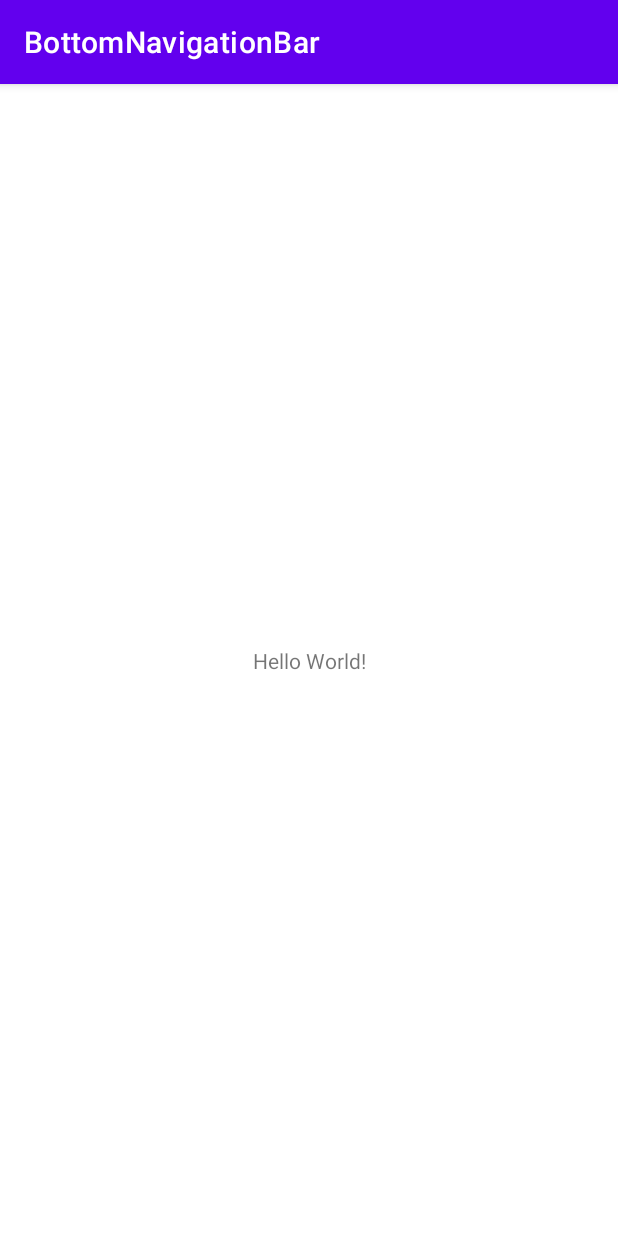
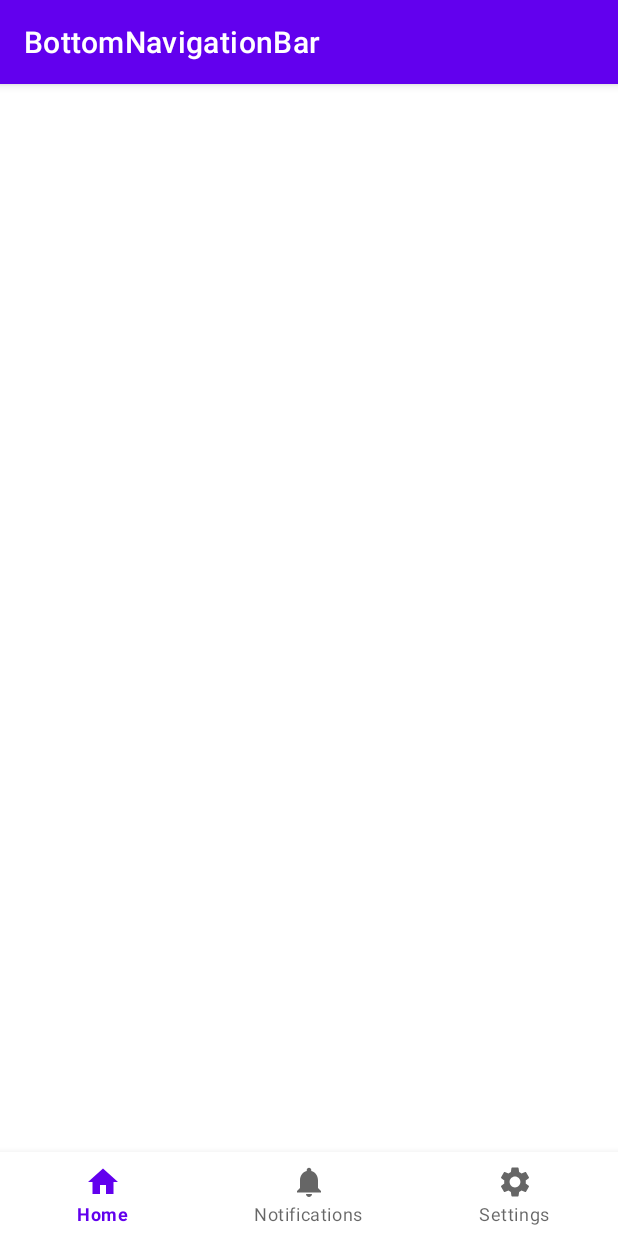
Before and after one commit to lndsilva/BottomNavigationBar, an Android app: the screen it shows after launch (MainActivity), on a phone screen of 412 x 824 dp. Run offline under Robolectric (Android 15) with nearby library versions, the phone set to English and light mode, and no system bars.

Commit message:
implementando navigationview

```diff
--- /dev/null
+++ b/app/src/main/res/drawable/ic_baseline_home.xml
@@ -0,0 +1,5 @@
+<vector android:height="24dp" android:tint="#000000"
+    android:viewportHeight="24" android:viewportWidth="24"
+    android:width="24dp" xmlns:android="http://schemas.android.com/apk/res/android">
+    <path android:fillColor="@android:color/white" android:pathData="M10,20v-6h4v6h5v-8h3L12,3 2,12h3v8z"/>
+</vector>
--- /dev/null
+++ b/app/src/main/res/drawable/ic_baseline_notifications.xml
@@ -0,0 +1,5 @@
+<vector android:height="24dp" android:tint="#000000"
+    android:viewportHeight="24" android:viewportWidth="24"
+    android:width="24dp" xmlns:android="http://schemas.android.com/apk/res/android">
+    <path android:fillColor="@android:color/white" android:pathData="M12,22c1.1,0 2,-0.9 2,-2h-4c0,1.1 0.89,2 2,2zM18,16v-5c0,-3.07 -1.64,-5.64 -4.5,-6.32L13.5,4c0,-0.83 -0.67,-1.5 -1.5,-1.5s-1.5,0.67 -1.5,1.5v0.68C7.63,5.36 6,7.92 6,11v5l-2,2v1h16v-1l-2,-2z"/>
+</vector>
--- /dev/null
+++ b/app/src/main/res/drawable/ic_baseline_settings.xml
@@ -0,0 +1,5 @@
+<vector android:height="24dp" android:tint="#000000"
+    android:viewportHeight="24" android:viewportWidth="24"
+    android:width="24dp" xmlns:android="http://schemas.android.com/apk/res/android">
+    <path android:fillColor="@android:color/white" android:pathData="M19.14,12.94c0.04,-0.3 0.06,-0.61 0.06,-0.94c0,-0.32 -0.02,-0.64 -0.07,-0.94l2.03,-1.58c0.18,-0.14 0.23,-0.41 0.12,-0.61l-1.92,-3.32c-0.12,-0.22 -0.37,-0.29 -0.59,-0.22l-2.39,0.96c-0.5,-0.38 -1.03,-0.7 -1.62,-0.94L14.4,2.81c-0.04,-0.24 -0.24,-0.41 -0.48,-0.41h-3.84c-0.24,0 -0.43,0.17 -0.47,0.41L9.25,5.35C8.66,5.59 8.12,5.92 7.63,6.29L5.24,5.33c-0.22,-0.08 -0.47,0 -0.59,0.22L2.74,8.87C2.62,9.08 2.66,9.34 2.86,9.48l2.03,1.58C4.84,11.36 4.8,11.69 4.8,12s0.02,0.64 0.07,0.94l-2.03,1.58c-0.18,0.14 -0.23,0.41 -0.12,0.61l1.92,3.32c0.12,0.22 0.37,0.29 0.59,0.22l2.39,-0.96c0.5,0.38 1.03,0.7 1.62,0.94l0.36,2.54c0.05,0.24 0.24,0.41 0.48,0.41h3.84c0.24,0 0.44,-0.17 0.47,-0.41l0.36,-2.54c0.59,-0.24 1.13,-0.56 1.62,-0.94l2.39,0.96c0.22,0.08 0.47,0 0.59,-0.22l1.92,-3.32c0.12,-0.22 0.07,-0.47 -0.12,-0.61L19.14,12.94zM12,15.6c-1.98,0 -3.6,-1.62 -3.6,-3.6s1.62,-3.6 3.6,-3.6s3.6,1.62 3.6,3.6S13.98,15.6 12,15.6z"/>
+</vector>
--- a/app/src/main/res/layout/activity_main.xml
+++ b/app/src/main/res/layout/activity_main.xml
@@ -1,18 +1,23 @@
 <?xml version="1.0" encoding="utf-8"?>
-<androidx.constraintlayout.widget.ConstraintLayout xmlns:android="http://schemas.android.com/apk/res/android"
+<RelativeLayout xmlns:android="http://schemas.android.com/apk/res/android"
     xmlns:app="http://schemas.android.com/apk/res-auto"
     xmlns:tools="http://schemas.android.com/tools"
     android:layout_width="match_parent"
     android:layout_height="match_parent"
     tools:context=".MainActivity">
 
-    <TextView
-        android:layout_width="wrap_content"
+    <FrameLayout
+        android:id="@+id/frmContainer"
+        android:layout_width="match_parent"
+        android:layout_height="match_parent"
+        android:layout_above="@+id/bottomNavBar" />
+
+
+    <com.google.android.material.bottomnavigation.BottomNavigationView
+        android:id="@+id/bottomNavBar"
+        android:layout_width="match_parent"
         android:layout_height="wrap_content"
-        android:text="Hello World!"
-        app:layout_constraintBottom_toBottomOf="parent"
-        app:layout_constraintEnd_toEndOf="parent"
-        app:layout_constraintStart_toStartOf="parent"
-        app:layout_constraintTop_toTopOf="parent" />
+        android:layout_alignParentBottom="true"
+        app:menu="@menu/menu" />
 
-</androidx.constraintlayout.widget.ConstraintLayout>
+</RelativeLayout>
--- /dev/null
+++ b/app/src/main/res/menu/menu.xml
@@ -0,0 +1,16 @@
+<?xml version="1.0" encoding="utf-8"?>
+<menu xmlns:android="http://schemas.android.com/apk/res/android">
+    <item
+        android:id="@+id/mHome"
+        android:icon="@drawable/ic_baseline_home"
+        android:title="Home" />
+    <item
+        android:id="@+id/mNotifications"
+        android:icon="@drawable/ic_baseline_notifications"
+        android:title="Notifications" />
+    <item
+        android:id="@+id/mSettings"
+        android:icon="@drawable/ic_baseline_settings"
+        android:title="Settings" />
+
+</menu>
```
